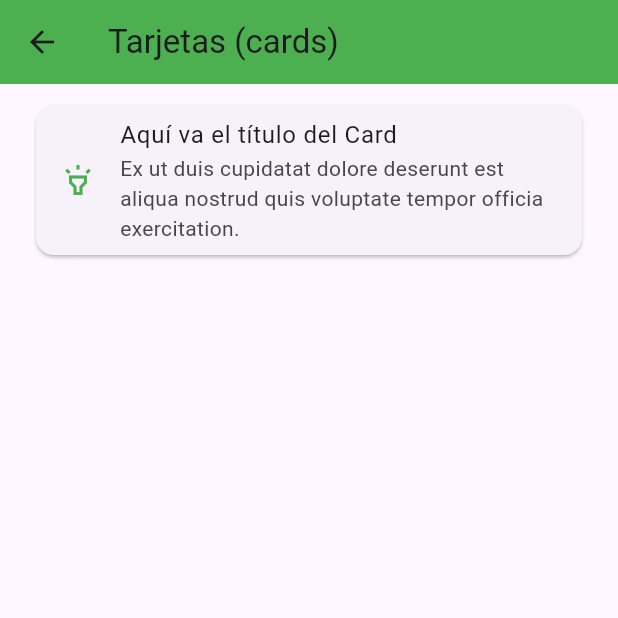
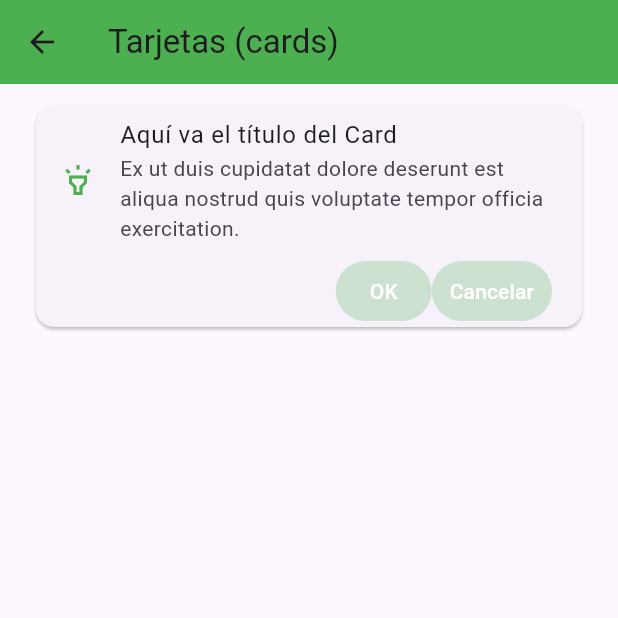
Before and after one commit to Yalo95/Flutter_proyectos, a Flutter app: the CardScreen screen opened by its route, on a phone screen of 412 x 824 dp, the top half of it. Run offline on Flutter 3.47's test engine with Material 3 defaults, Android fonts, the phone set to English and light mode, and no system bars.

Commit message:
Botones y estilos de colores más widgets

```diff
--- a/componentes_flutter/componentes_flutter/lib/screens/card_screen.dart
+++ b/componentes_flutter/componentes_flutter/lib/screens/card_screen.dart
@@ -1,4 +1,5 @@
 import 'package:componentes_flutter/theme/app_theme.dart';
+import 'package:componentes_flutter/widgets/custom_card_tipo1.dart';
 import 'package:flutter/material.dart';
 
 class CardScreen extends StatelessWidget {
@@ -14,17 +15,7 @@ class CardScreen extends StatelessWidget {
       body: ListView(
         padding: EdgeInsets.symmetric(horizontal: 20, vertical: 10),//Para ejercer separación entre los botones.
          children: [
-          Card(
-            child: Column(
-              children: [
-                ListTile(
-                  leading: Icon(Icons.highlight_outlined, color: AppTheme.primary),
-                  title: Text('Aquí va el título del Card'),
-                  subtitle: Text('Ex ut duis cupidatat dolore deserunt est aliqua nostrud quis voluptate tempor officia exercitation.'),
-                )
-              ],
-            ),
-          )
+          CustomCardTipo1()
          ],
       ),
     );
--- a/componentes_flutter/componentes_flutter/lib/theme/app_theme.dart
+++ b/componentes_flutter/componentes_flutter/lib/theme/app_theme.dart
@@ -11,6 +11,12 @@ class AppTheme {
 
         listTileTheme: ListTileThemeData(
           iconColor: primary //Para que el color de los iconos sean de ese color. En cada clase se le puede poner estilo de cada uno que se quiera.
+        ),
+        textButtonTheme: TextButtonThemeData(
+          style: TextButton.styleFrom(
+            backgroundColor: Colors.green.withValues(alpha: 0.25),
+            foregroundColor: Colors.white
+          )
         )
       );
 }
--- /dev/null
+++ b/componentes_flutter/componentes_flutter/lib/widgets/custom_card_tipo1.dart
@@ -0,0 +1,52 @@
+import 'package:componentes_flutter/theme/app_theme.dart';
+import 'package:flutter/material.dart';
+
+class CustomCardTipo1 extends StatelessWidget {
+  const new({
+    super.key,
+  });
+
+  @override
+  Widget build(BuildContext context) {
+    return Card(
+      child: Column(
+        children: [
+          ListTile(
+            leading: Icon(Icons.highlight_outlined, color: AppTheme.primary),
+            title: Text('Aquí va el título del Card'),
+            subtitle: Text('Ex ut duis cupidatat dolore deserunt est aliqua nostrud quis voluptate tempor officia exercitation.'),
+          ),
+
+          Padding(
+            padding: const EdgeInsets.only(right: 20.0),
+            child: Row(
+              mainAxisAlignment: MainAxisAlignment.end,
+              children: [
+                TextButton(
+                  onPressed: (){
+
+                  },
+                  style: TextButton.styleFrom(
+
+                    //backgroundColor: Colors.red
+                  ),
+                  child: Text('OK')
+                ),
+                TextButton(
+                  onPressed: (){
+
+                  },
+                  style: TextButton.styleFrom(
+
+                    //backgroundColor: Colors.red
+                  ),
+                  child: Text('Cancelar')
+                )
+              ],
+            ),
+          )
+        ],
+      ),
+    );
+  }
+}
--- /dev/null
+++ b/componentes_flutter/componentes_flutter/lib/widgets/widgets.dart
@@ -0,0 +1 @@
+export 'package:componentes_flutter/widgets/custom_card_tipo1.dart';
```
